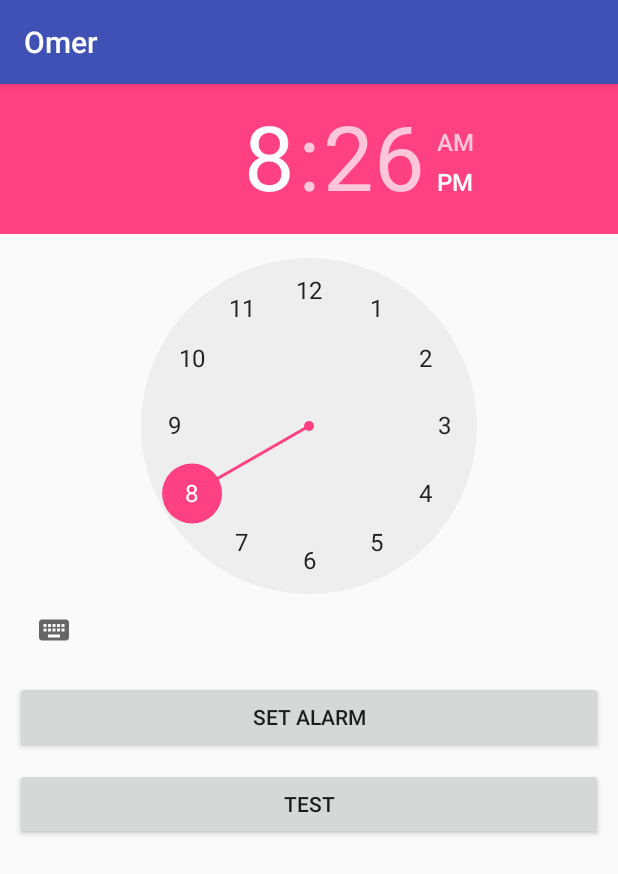
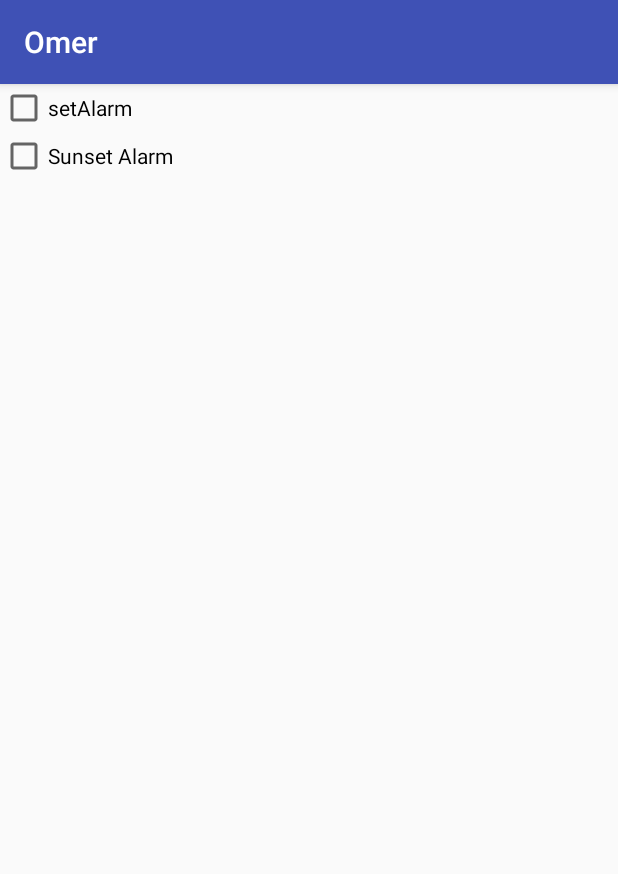
Before and after one commit to harjeetbackup/CCAR_Omer_Android, an Android app: the NotificationActivity screen opened directly, with no data from a screen before it, on a phone screen of 412 x 824 dp. Shown: the top 874 px of the screen. Run offline under Robolectric (Android 15) with nearby library versions, the light colour scheme and no system bars; network calls fail.

```diff
--- a/app/src/main/java/com/spearheadinc/flashcards/apputil/AppPreference.java
+++ b/app/src/main/java/com/spearheadinc/flashcards/apputil/AppPreference.java
@@ -77,11 +77,11 @@ public class AppPreference {
         return gson.fromJson(mPreferences.getString("OMAR_CARDS", null), typeOfT);
     }
 
-    public void setCurrentDate(String currentDate){
+    public void setCurrentTime(String currentDate){
         mEditor.putString("CurrentDate", currentDate);
         mEditor.apply();
     }
-    public String  getCurrentDate(){
+    public String getCurrentTime(){
         String currentDate = mPreferences.getString("CurrentDate","");
         String date =  currentDate;
         return date;
--- a/app/src/main/java/com/spearheadinc/flashcards/omer/FlashCards.java
+++ b/app/src/main/java/com/spearheadinc/flashcards/omer/FlashCards.java
@@ -144,7 +144,7 @@ public class FlashCards extends AppLocationActivity {
 	@Override
 	public void onCreate(Bundle savedInstanceState) {
 		super.onCreate(savedInstanceState);
-//		getCurrentDate();
+//		getCurrentTime();
 		screen = this;
 		AppPreference.getInstance(FlashCards.this).getList();
 		searchInWeb();
--- a/app/src/main/java/com/spearheadinc/flashcards/omer/notification/NotificationActivity.java
+++ b/app/src/main/java/com/spearheadinc/flashcards/omer/notification/NotificationActivity.java
@@ -1,50 +1,31 @@
 package com.spearheadinc.flashcards.omer.notification;
 
-import android.app.AlarmManager;
-import android.app.PendingIntent;
-import android.content.Context;
-import android.content.Intent;
+import android.Manifest;
+import android.content.pm.PackageManager;
+import android.location.LocationListener;
+import android.location.LocationManager;
 import android.os.Build;
 import android.support.annotation.RequiresApi;
+import android.support.v4.app.ActivityCompat;
 import android.support.v7.app.AppCompatActivity;
 import android.os.Bundle;
-import android.telecom.Call;
-import android.util.Log;
 import android.view.View;
-import android.widget.Button;
-import android.widget.TextView;
+import android.widget.CheckBox;
 import android.widget.TimePicker;
 
 import com.spearheadinc.flashcards.apputil.Alarm;
 import com.spearheadinc.flashcards.apputil.AppPreference;
-import com.spearheadinc.flashcards.omer.FlashCards;
 import com.spearheadinc.flashcards.omer.R;
-import com.spearheadinc.flashcards.omer.retrofit.ItemsBean;
+import com.spearheadinc.flashcards.sunrisesunset.SunriseSunsetCalculator;
+import com.spearheadinc.flashcards.sunrisesunset.dto.Location;
 
-import org.joda.time.DateTime;
-import org.joda.time.Days;
-import org.joda.time.Instant;
-import org.joda.time.LocalDateTime;
-import org.joda.time.Period;
-import org.joda.time.PeriodType;
-import org.joda.time.field.MillisDurationField;
-
-import java.sql.Time;
-import java.text.DateFormat;
-import java.text.ParseException;
-import java.text.SimpleDateFormat;
-import java.util.ArrayList;
 import java.util.Calendar;
-import java.util.Collection;
-import java.util.Collections;
-import java.util.Date;
-import java.util.Formatter;
-import java.util.HashMap;
-import java.util.Map;
 
 public class NotificationActivity extends AppCompatActivity {
     private TimePicker mTimePiker;
-    private Button mAlarmSetBtn, mTestBtn;
+    private CheckBox mLocalCheckBox, mSunsetCheckBox;
+    private LocationManager mLocationManager;
+    private android.location.Location mLocation;
 
     @RequiresApi(api = Build.VERSION_CODES.M)
     @Override
@@ -52,25 +33,34 @@ public class NotificationActivity extends AppCompatActivity {
         super.onCreate(savedInstanceState);
         setContentView(R.layout.activity_notification);
         mTimePiker = findViewById(R.id.timePiker);
-        mAlarmSetBtn = findViewById(R.id.setAlarmBtn);
-        mTestBtn = findViewById(R.id.test);
-
-
-         mTimePiker.is24HourView();
-
-        mAlarmSetBtn.setOnClickListener(new View.OnClickListener() {
-            @Override
-            public void onClick(View v) {
-                AppPreference.getInstance(NotificationActivity.this).setCurrentDate(mTimePiker.getCurrentHour() + ":" + mTimePiker.getCurrentMinute());
-
-                Alarm.readOmarDateToSetAlarm(NotificationActivity.this);
-            }
-
-        });
+        mLocalCheckBox = findViewById(R.id.localCheckBox);
+        mSunsetCheckBox = findViewById(R.id.SunsetCheckBox);
 
     }
 
+    public void onCheckBoxClicked(View view) {
 
+        boolean checked = ((CheckBox) view).isChecked();
 
+        switch (view.getId()) {
+            case R.id.localCheckBox:
+                if (checked) {
+                    mTimePiker.setVisibility(View.VISIBLE);
+                    mSunsetCheckBox.setChecked(false);
+                    AppPreference.getInstance(NotificationActivity.this).setCurrentTime(mTimePiker.getCurrentHour() + ":" + mTimePiker.getCurrentMinute());
+                    Alarm.readOmarDateToSetAlarm(NotificationActivity.this);
+
+                } else {
+                    mTimePiker.setVisibility(View.GONE);
+                }
+                break;
+            case R.id.SunsetCheckBox:
+                if (checked) {
+                    mLocalCheckBox.setChecked(false);
+                    mTimePiker.setVisibility(View.GONE);
+
+                }
+        }
+    }
 
 }
--- a/app/src/main/res/layout/activity_notification.xml
+++ b/app/src/main/res/layout/activity_notification.xml
@@ -6,29 +6,38 @@
     android:layout_height="match_parent"
     android:orientation="vertical"
     tools:context=".notification.NotificationActivity">
+
+    <CheckBox
+        android:id="@+id/localCheckBox"
+        android:layout_width="wrap_content"
+        android:layout_height="wrap_content"
+        android:text="setAlarm"
+        android:onClick="onCheckBoxClicked"/>
     <TimePicker
         android:layout_width="match_parent"
         android:layout_height="wrap_content"
-        android:id="@+id/timePiker">
+        android:id="@+id/timePiker"
+        android:timePickerMode="spinner"
+        android:visibility="gone"/>
+
+    <CheckBox
+        android:id="@+id/SunsetCheckBox"
+        android:layout_width="wrap_content"
+        android:layout_height="wrap_content"
+        android:text="Sunset Alarm "
+        android:onClick="onCheckBoxClicked"/>
 
 
-    </TimePicker>
-    <Button
-        android:id="@+id/setAlarmBtn"
-        android:layout_width="match_parent"
-        android:layout_height="wrap_content"
-        android:text="Set Alarm"
-        android:layout_marginLeft="10dp"
-        android:layout_marginRight="10dp"
-        android:layout_marginTop="10dp"/>
 
-    <Button
-        android:id="@+id/test"
-        android:layout_width="match_parent"
-        android:layout_height="wrap_content"
-        android:text="Test"
-        android:layout_marginLeft="10dp"
-        android:layout_marginRight="10dp"
-        android:layout_marginTop="10dp"/>
+
+    <!--<Button-->
+        <!--android:id="@+id/setAlarmBtn"-->
+        <!--android:layout_width="match_parent"-->
+        <!--android:layout_height="wrap_content"-->
+        <!--android:text="Set Alarm"-->
+        <!--android:layout_marginLeft="10dp"-->
+        <!--android:layout_marginRight="10dp"-->
+        <!--android:layout_marginTop="10dp"/>-->
+
 
 </LinearLayout>
```
Also changed, not shown: app/src/main/java/com/spearheadinc/flashcards/apputil/Alarm.java (+27 -11 lines), app/src/main/java/com/spearheadinc/flashcards/omer/DeckView.java (+133 -53 lines), app/src/main/java/com/spearheadinc/flashcards/omer/notification/AlarmReceiver.java (+0 -17 lines), app/src/main/res/layout/setting.xml (+22 -21 lines), 2 other files.
